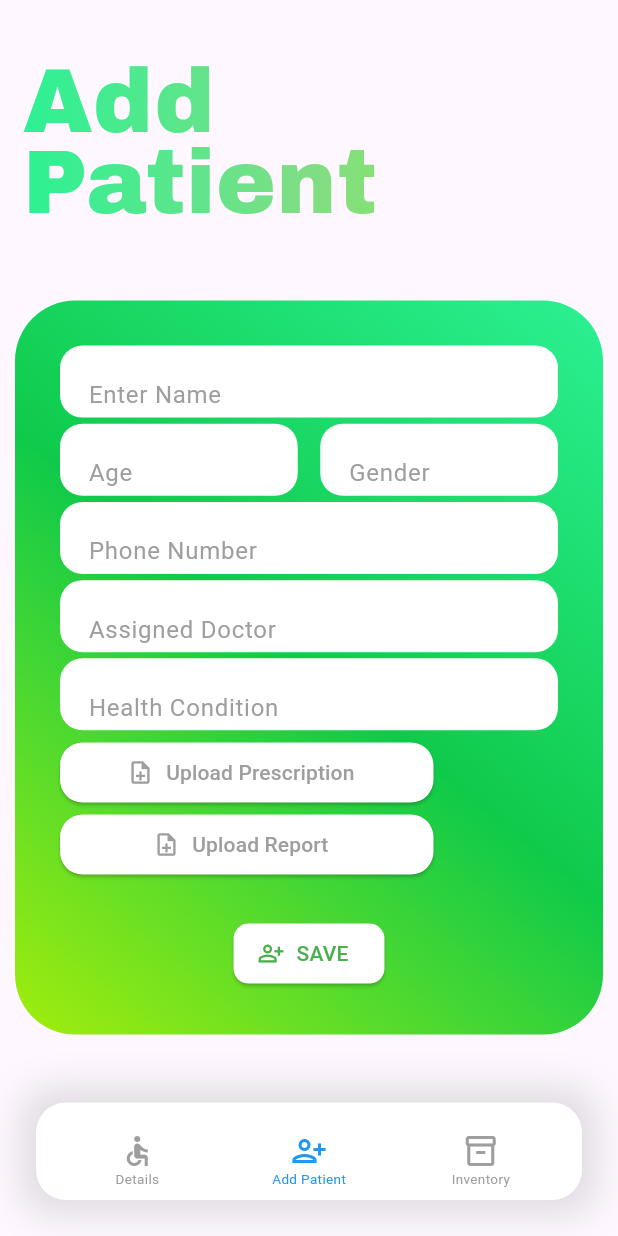
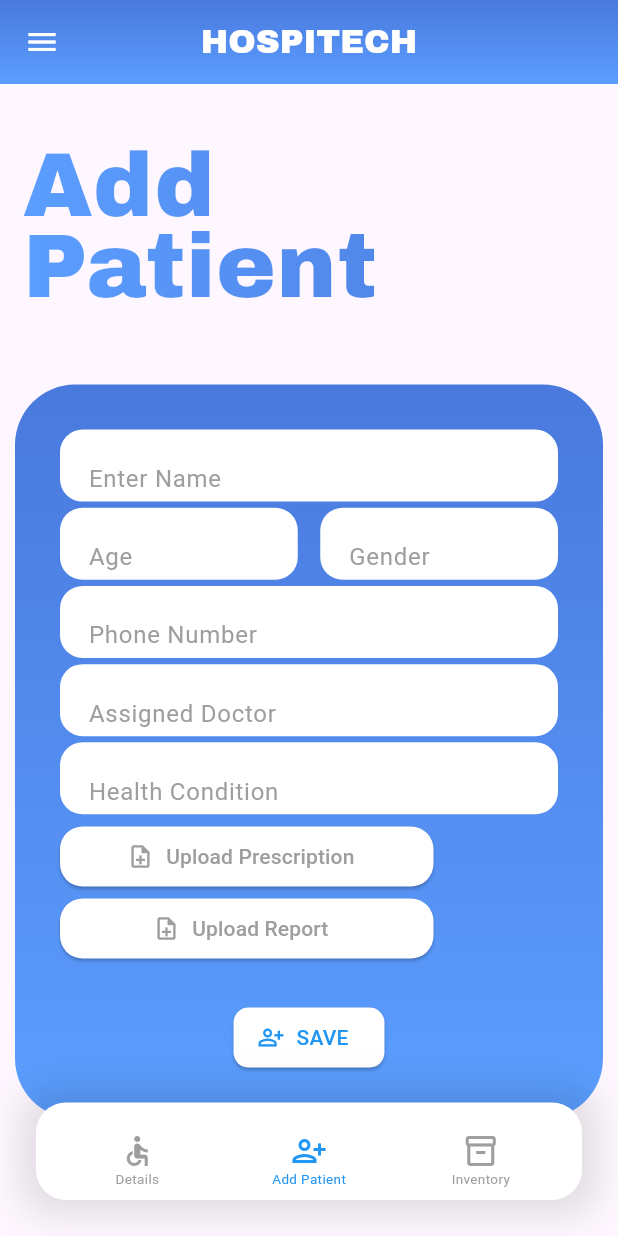
Before and after one commit to RaiyanKhan1/HospiTech, a Flutter app: the Navigation_Controller screen opened directly, item 2 of the bottom bar chosen, on a phone screen of 412 x 824 dp. Run offline on Flutter 3.47's test engine with Material 3 defaults, Android fonts, the light colour scheme and no system bars; our stand-ins replace google_fonts, image_picker.

Commit message:
Save patient details, appbar, drawer

```diff
--- /dev/null
+++ b/lib/Add_Patient/Patient.dart
@@ -0,0 +1,23 @@
+class Patient {
+  String name;
+  int age;
+  String gender;
+  String phoneNumber;
+  String assignedDoctor;
+  String healthCondition;
+  DateTime dateAdmitted;
+  String? prescriptionPath;
+  String? reportPath;
+
+  Patient({
+    required this.name,
+    required this.age,
+    required this.gender,
+    required this.phoneNumber,
+    required this.assignedDoctor,
+    required this.healthCondition,
+    required this.dateAdmitted,
+    this.prescriptionPath,
+    this.reportPath,
+  });
+}
--- a/lib/Add_Patient/new_patient.dart
+++ b/lib/Add_Patient/new_patient.dart
@@ -1,5 +1,7 @@
 import 'package:flutter/material.dart';
 import 'package:google_fonts/google_fonts.dart';
+import 'package:image_picker/image_picker.dart';
+import 'package:hospi_tech/Add_Patient/Patient.dart';
 
 class NewPatient extends StatefulWidget {
   const NewPatient({super.key});
@@ -11,12 +13,48 @@ class NewPatient extends StatefulWidget {
 class _NewPatientState extends State<NewPatient> {
 
 
-  final textcontroller = TextEditingController();
+  final nameController = TextEditingController();
   final ageController = TextEditingController();
   final genderController = TextEditingController();
   final phoneController = TextEditingController();
   final doctorController = TextEditingController();
   final healthconditionController = TextEditingController();
+
+  final imagePicker = ImagePicker();
+  String? prescriptionPath;
+  String? reportPath;
+
+  pickImage (int a) async { //image picking function
+    final XFile? image = await imagePicker.pickImage(source: ImageSource.gallery);
+    if(image!= null){
+      setState(() {
+        if(a==1){
+          prescriptionPath = image.path;
+        } else {
+          reportPath = image.path;
+        }
+      });
+    }
+  }
+
+  savePatient() {
+    final newPatient = Patient(
+      name: nameController.text,
+      age: int.tryParse(ageController.text) ?? 0,
+      gender: genderController.text,
+      phoneNumber: phoneController.text,
+      assignedDoctor: doctorController.text,
+      healthCondition: healthconditionController.text,
+      dateAdmitted: DateTime.now(),
+      prescriptionPath: prescriptionPath,
+      reportPath: reportPath
+      );
+
+      print("Patient Object Created: ${newPatient.name}"); //just for checking
+
+  }
+
+
 
   @override
   Widget build(BuildContext context) {
@@ -45,10 +83,12 @@ class _NewPatientState extends State<NewPatient> {
                         Color(0xFF69F0AE),
                         Color(0xFF00E676),]*/
                       colors: [
-                        Color(0xFF2CF194),
-                        Color(0xFF81DD84),
+                        //Color(0xFF2CF194),
+                        //Color(0xFF81DD84),
                         //Color(0xFF1ACC74),
-                        Color(0xFF8CEF46),
+                        //Color(0xFF8CEF46),
+                         Color(0xFF5B9EFF),
+                         Color(0xFF4A79DD),
                       ]
                     ).createShader(bounds),
                     child: Text('Add\nPatient',
@@ -56,7 +96,7 @@ class _NewPatientState extends State<NewPatient> {
                         textAlign: TextAlign.left,
                         style: GoogleFonts.archivoBlack(
                           height: 0.9,
-                          color: Colors.green,
+                          //color: Colors.green,
                           fontSize: 60,
                         )
                     ),
@@ -75,15 +115,15 @@ class _NewPatientState extends State<NewPatient> {
                       decoration: BoxDecoration(
                           gradient: LinearGradient(
                             colors: [
-                              Color(0xFF2CF194),
+                              /*Color(0xFF2CF194),
                               Color(0xFF0FCA4A),
-                              //Color(0xFF1ACC74),
-                              Color(0xFFA2ED0C),
-                              //Colors.white,
+                              Color(0xFFA2ED0C),*/
+                               Color(0xFF5B9EFF),
+                               Color(0xFF4A79DD),
                             ],
 
-                            begin: AlignmentGeometry.topRight,
-                            end: AlignmentGeometry.bottomLeft,
+                            begin: AlignmentGeometry.bottomCenter,
+                            end: AlignmentGeometry.topCenter,
                           ),
                           borderRadius: BorderRadius.circular(40)),
                       child: Padding(
@@ -92,7 +132,7 @@ class _NewPatientState extends State<NewPatient> {
                           mainAxisAlignment: MainAxisAlignment.spaceEvenly,
                           crossAxisAlignment: CrossAxisAlignment.start,
                           children: [
-                            inputField(controller: textcontroller, hint: 'Enter Name'),
+                            inputField(controller: nameController, hint: 'Enter Name'),
                             SizedBox(height: screenHeight * 0.005,),
                             Row(
                                 children: [
@@ -123,9 +163,10 @@ class _NewPatientState extends State<NewPatient> {
                               widthFactor: 0.75,
                               child: ElevatedButton.icon(
                                   onPressed: () {
-
+                                    pickImage(1);
                                   },
-                                  label: Text('Upload Prescription'),
+                                  //label: Text('Upload Prescription'),
+                                  label: prescriptionPath == null? Text('Upload Prescription') : Text('Prescription Added'),
                                   icon: Icon(Icons.note_add_outlined),
                                   iconAlignment: IconAlignment.start,
                                   style: ElevatedButton.styleFrom(
@@ -140,9 +181,10 @@ class _NewPatientState extends State<NewPatient> {
                                   widthFactor: 0.75,
                                   child: ElevatedButton.icon(
                                       onPressed: () {
-
+                                        pickImage(2);
                                       },
-                                  label: Text('Upload Report'),
+                                      //label: Text('Upload Report'),
+                                      label: reportPath == null? Text('Upload Report') : Text('Report Added'),
                                       icon: Icon(Icons.note_add_outlined),
                                       iconAlignment: IconAlignment.start,
                                       style: ElevatedButton.styleFrom(
@@ -160,7 +202,7 @@ class _NewPatientState extends State<NewPatient> {
                               child: ElevatedButton.icon(
 
                                   onPressed: () {
-
+                                    savePatient(); //call save_patient and create patient object
                                   },
                                   label: Text('SAVE'),
                                   icon: Icon(Icons.person_add_alt_outlined),
@@ -168,7 +210,7 @@ class _NewPatientState extends State<NewPatient> {
                                   style: ElevatedButton.styleFrom(
                                     shape: RoundedRectangleBorder(borderRadius: BorderRadius.circular(10)),
                                     backgroundColor: Colors.white,
-                                    foregroundColor: Colors.green,
+                                    foregroundColor: Colors.blue,
                                   )
                               ),
                             ),
@@ -195,7 +237,7 @@ Widget inputField({required TextEditingController controller, required String hi
         fillColor: Colors.white,
         filled: true,
         hintText: hint,
-        hintStyle: const TextStyle(color: Colors.grey),
+        hintStyle: TextStyle(color: Colors.grey),
         border: OutlineInputBorder(borderSide: BorderSide.none, borderRadius: BorderRadius.all(Radius.circular(15))),
         contentPadding: const EdgeInsets.symmetric(horizontal: 15),
         suffix: IconButton(
--- a/lib/Navigation_Controller.dart
+++ b/lib/Navigation_Controller.dart
@@ -1,4 +1,5 @@
 import 'package:flutter/material.dart';
+import 'package:google_fonts/google_fonts.dart';
 import 'package:hospi_tech/Login_Screen/login_screen.dart';
 
 import 'InventoryPage/Inventory_Page.dart';
@@ -33,6 +34,68 @@ class _Navigation_ControllerState extends State<Navigation_Controller> {
   Widget build(BuildContext context) {
     return Scaffold(
       resizeToAvoidBottomInset: false,
+      appBar: AppBar(
+        centerTitle: true,
+        title: Text('HOSPITECH',
+        style: GoogleFonts.archivoBlack(
+          //fontWeight: FontWeight.bold,
+        )
+        ),
+        backgroundColor: Colors.transparent,
+        flexibleSpace: Container(
+      decoration: const BoxDecoration(
+        gradient: LinearGradient(
+          begin: Alignment.bottomCenter,
+          end: Alignment.topCenter,
+          colors: [
+            Color(0xFF5B9EFF),
+            Color(0xFF4A79DD),
+          ],
+        ),
+      ),
+    ),
+        foregroundColor: Colors.white,
+      ),
+      drawer: Drawer( //app drawer
+        child: Container(
+          child: ListView(
+            children: [
+              UserAccountsDrawerHeader(
+                accountName: Text('Username', style: GoogleFonts.archivo(),),
+                accountEmail: Text('Email', style: GoogleFonts.archivo(),),
+                decoration: BoxDecoration(
+                  gradient: LinearGradient(
+                    begin: Alignment.bottomCenter,
+                    end: Alignment.topCenter,
+                    colors: [
+                      Color(0xFF5B9EFF),
+                      Color(0xFF4A79DD),
+                      ],
+        ),
+                ),
+              ),
+              ListTile(
+                leading: Icon(Icons.account_circle),
+                title: Text('Profile',
+                  style: GoogleFonts.archivo(),),
+                onTap: () {},
+              ),
+              ListTile(
+                leading: Icon(Icons.settings_rounded,),
+                title: Text('Settings',
+                  style: GoogleFonts.archivo(),),
+                onTap: () {},
+              ),
+              ListTile(
+                leading: Icon(Icons.info),
+                title: Text('About',
+                  style: GoogleFonts.archivo(),),
+                onTap: () {},
+              )
+            ],
+          ),
+        )
+      ),
       body: Stack(
         children: [
 
--- a/lib/Registration_Screen/RegistrationScreen.dart
+++ b/lib/Registration_Screen/RegistrationScreen.dart
@@ -1,5 +1,7 @@
 import 'package:flutter/material.dart';
 import 'package:google_fonts/google_fonts.dart';
+
+
 class RegisterScreen extends StatefulWidget {
   const RegisterScreen({super.key});
 
--- a/lib/main.dart
+++ b/lib/main.dart
@@ -19,7 +19,7 @@ class MyApp extends StatelessWidget {
 
         colorScheme: .fromSeed(seedColor: Colors.deepPurple),
       ),
-      home: const LoginScreen(),//LoginScreen ,RegisterScreen
+      home: const  LoginScreen(),//LoginScreen ,RegisterScreen
     );
   }
 }
--- a/pubspec.yaml
+++ b/pubspec.yaml
@@ -35,6 +35,7 @@ dependencies:
   # Use with the CupertinoIcons class for iOS style icons.
   cupertino_icons: ^1.0.8
   google_fonts: ^8.0.2
+  image_picker: ^1.2.1
 
 dev_dependencies:
   flutter_test:
```
Also changed, not shown: lib/Login_Screen/login_screen.dart (+26 -4 lines), pubspec.lock, 5 other files. Lines whose indentation alone changed are shown as unchanged.
